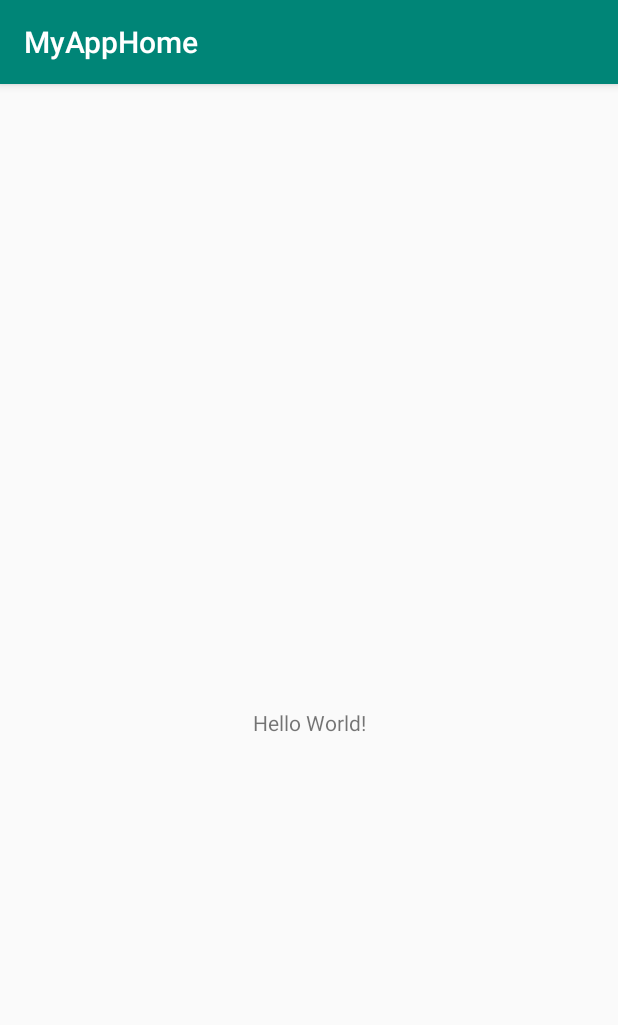
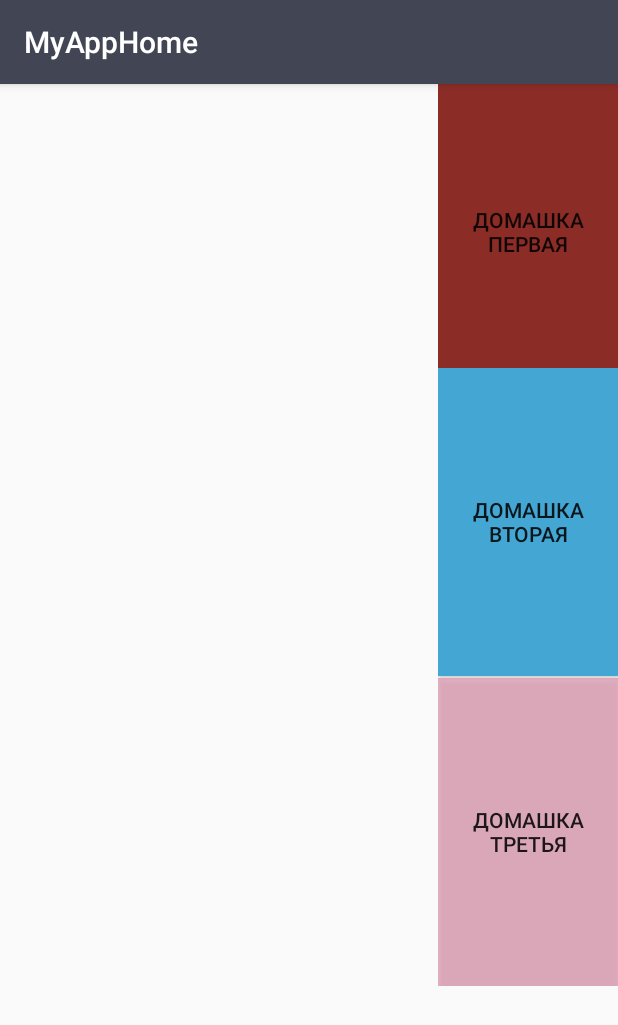
Before and after one commit to GH-Slav/AppHome, an Android app: the screen it shows after launch (MainActivity), on a phone screen of 412 x 824 dp. Shown: the top 1025 px of the screen. Run offline under Robolectric (Android 15) with nearby library versions, the phone set to English and light mode, and no system bars.

Commit message:
3 commit

```diff
--- a/app/src/main/AndroidManifest.xml
+++ b/app/src/main/AndroidManifest.xml
@@ -1,5 +1,6 @@
 <?xml version="1.0" encoding="utf-8"?>
 <manifest xmlns:android="http://schemas.android.com/apk/res/android"
+    xmlns:tools="http://schemas.android.com/tools"
     package="by.tms.myapphome">
 
     <application
@@ -8,7 +9,8 @@
         android:label="@string/app_name"
         android:roundIcon="@mipmap/ic_launcher_round"
         android:supportsRtl="true"
-        android:theme="@style/AppTheme">
+        android:theme="@style/AppTheme"
+        tools:ignore="GoogleAppIndexingWarning">
         <activity android:name=".MainActivity">
             <intent-filter>
                 <action android:name="android.intent.action.MAIN" />
@@ -16,6 +18,7 @@
                 <category android:name="android.intent.category.LAUNCHER" />
             </intent-filter>
         </activity>
+        <activity android:name=".ActivityTwo" />
     </application>
 
 </manifest>
--- a/app/src/main/java/by/tms/myapphome/MainActivity.kt
+++ b/app/src/main/java/by/tms/myapphome/MainActivity.kt
@@ -1,12 +1,30 @@
 package by.tms.myapphome
 
+import android.content.Intent
 import androidx.appcompat.app.AppCompatActivity
 import android.os.Bundle
+import android.view.View
 
-class MainActivity : AppCompatActivity() {
+
+open class MainActivity : AppCompatActivity(), View.OnClickListener {
 
     override fun onCreate(savedInstanceState: Bundle?) {
         super.onCreate(savedInstanceState)
         setContentView(R.layout.activity_main)
+
+        val but = findViewById<View>(R.id.button1)
+        but.setOnClickListener(this)
+
+
     }
+
+    override fun onClick(v: View?) {
+
+        val intent = Intent(this, ActivityTwo::class.java)
+        startActivity(intent)
+    }
+
+
+
+
 }
--- a/app/src/main/res/layout/activity_main.xml
+++ b/app/src/main/res/layout/activity_main.xml
@@ -6,14 +6,59 @@
     android:layout_height="match_parent"
     tools:context=".MainActivity">
 
-    <TextView
-        android:layout_width="wrap_content"
-        android:layout_height="wrap_content"
-        android:text="Hello World!"
-        app:layout_constraintBottom_toBottomOf="parent"
-        app:layout_constraintLeft_toLeftOf="parent"
+    <androidx.constraintlayout.widget.ConstraintLayout
+        android:id="@+id/linearLayout"
+        android:layout_width="120sp"
+        android:layout_height="601dp"
+        app:layout_constraintEnd_toEndOf="parent"
         app:layout_constraintRight_toRightOf="parent"
-        app:layout_constraintTop_toTopOf="parent"
-        app:layout_constraintVertical_bias="0.55555555" />
+        tools:ignore="MissingConstraints">
+
+        <Button
+            android:id="@+id/button1"
+            android:layout_width="wrap_content"
+            android:layout_height="0dp"
+            android:layout_marginBottom="199dp"
+            android:background="@color/color1"
+            android:gravity="center"
+            android:text="@string/button1"
+            android:textSize="14sp"
+
+            app:layout_constraintBottom_toTopOf="@+id/button3"
+            app:layout_constraintTop_toTopOf="parent"
+            tools:ignore="MissingConstraints" />
+
+        <Button
+            android:id="@+id/button2"
+            android:layout_width="wrap_content"
+            android:layout_height="0dp"
+            android:layout_marginTop="189dp"
+            android:layout_marginBottom="1dp"
+            android:background="@color/color2"
+            android:gravity="center"
+            android:text="@string/button2"
+            android:textSize="14sp"
+            app:layout_constraintBottom_toTopOf="@+id/button3"
+            app:layout_constraintStart_toStartOf="@+id/button1"
+            app:layout_constraintTop_toTopOf="parent"
+            tools:ignore="MissingConstraints" />
+
+        <Button
+            android:id="@+id/button3"
+            android:layout_width="wrap_content"
+            android:layout_height="0dp"
+            android:background="@color/color3"
+
+            android:gravity="center"
+
+            android:text="@string/button3"
+            android:textSize="14sp"
+            app:layout_constraintBottom_toBottomOf="parent"
+            app:layout_constraintStart_toStartOf="@+id/button2"
+            app:layout_constraintTop_toBottomOf="@+id/button2"
+            tools:ignore="MissingConstraints" />
+
+    </androidx.constraintlayout.widget.ConstraintLayout>
+
 
 </androidx.constraintlayout.widget.ConstraintLayout>
--- a/app/src/main/res/values/colors.xml
+++ b/app/src/main/res/values/colors.xml
@@ -1,6 +1,10 @@
 <?xml version="1.0" encoding="utf-8"?>
 <resources>
-    <color name="colorPrimary">#008577</color>
-    <color name="colorPrimaryDark">#00574B</color>
-    <color name="colorAccent">#D81B60</color>
+    <color name="colorPrimary">#424553</color>
+    <color name="colorPrimaryDark">#3AC4B3</color>
+    <color name="colorAccent">#999C2852</color>
+    <color name="color1">#8B2D26</color>
+    <color name="color2">#44A6D3</color>
+    <color name="color3">#99DB86A4</color>
+
 </resources>
--- a/app/src/main/res/values/strings.xml
+++ b/app/src/main/res/values/strings.xml
@@ -1,3 +1,7 @@
 <resources>
     <string name="app_name">MyAppHome</string>
+    <string name="button1">Домашка первая</string>
+    <string name="button2">Домашка вторая</string>
+    <string name="button3">Домашка третья</string>
+    <string name="text1">"Мое первое приложение"</string>
 </resources>
```
Also changed, not shown: app/src/main/java/by/tms/myapphome/ActivityTwo.kt (added, +10 -0 lines), app/src/main/res/layout/activity_two.xml (added, +23 -0 lines).
